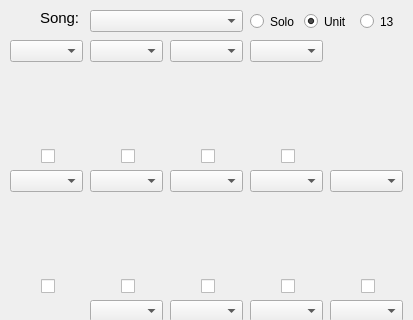
Above: mainwindow.ui from KinoMyu/Million-Live-Quintet-Player before the change; both pictures show x 0 to 413 and y 0 to 320 of the 413 by 554 pixel window. Below: the same form after it.
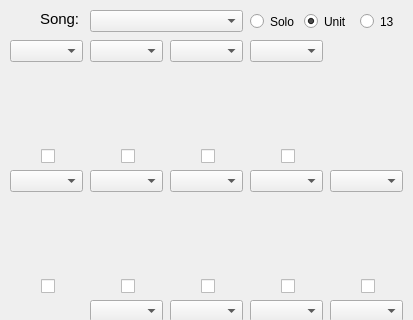
That is the form after the change.

The edit to the form file:
```diff
--- a/mainwindow.ui
+++ b/mainwindow.ui
@@ -512,7 +512,7 @@
     <property name="geometry">
      <rect>
       <x>40</x>
-      <y>9</y>
+      <y>10</y>
       <width>50</width>
       <height>21</height>
      </rect>
```
